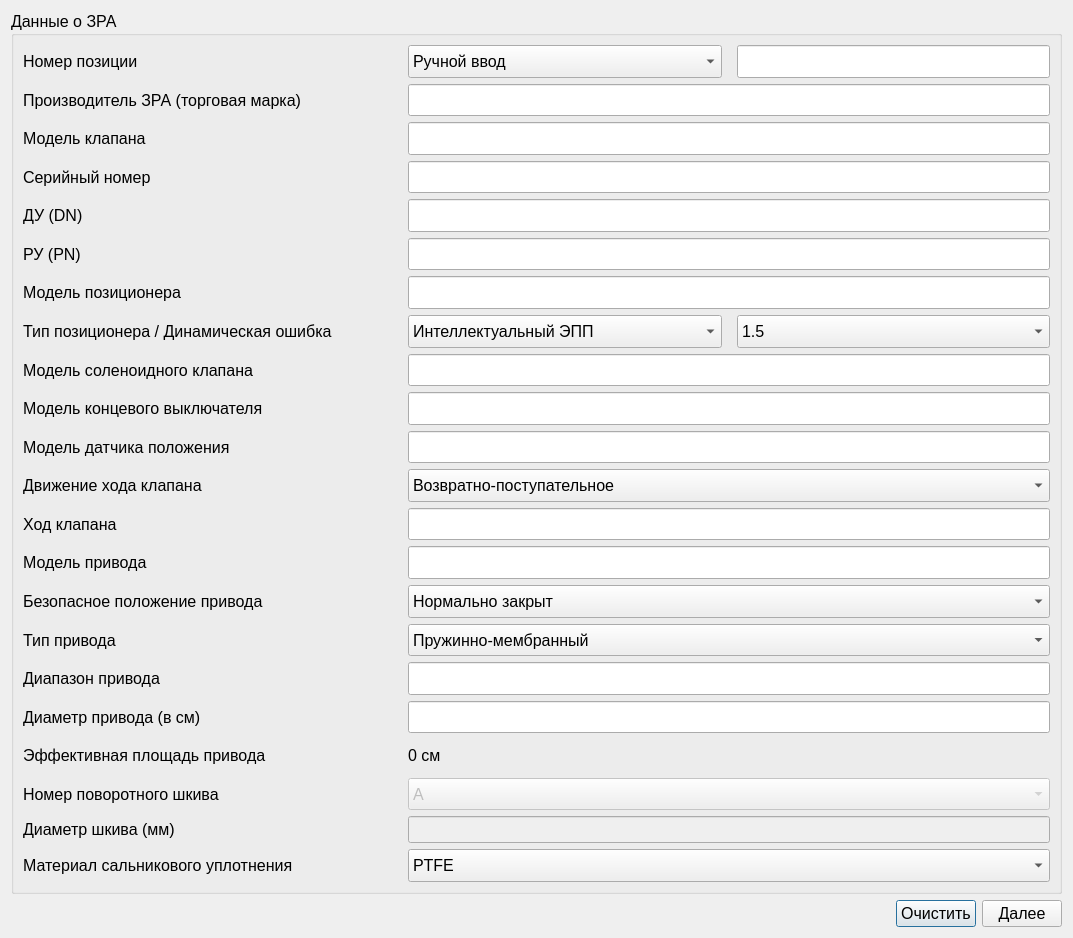
Rekvim/MpiSki, file ValveWindow.ui: the form before one commit.
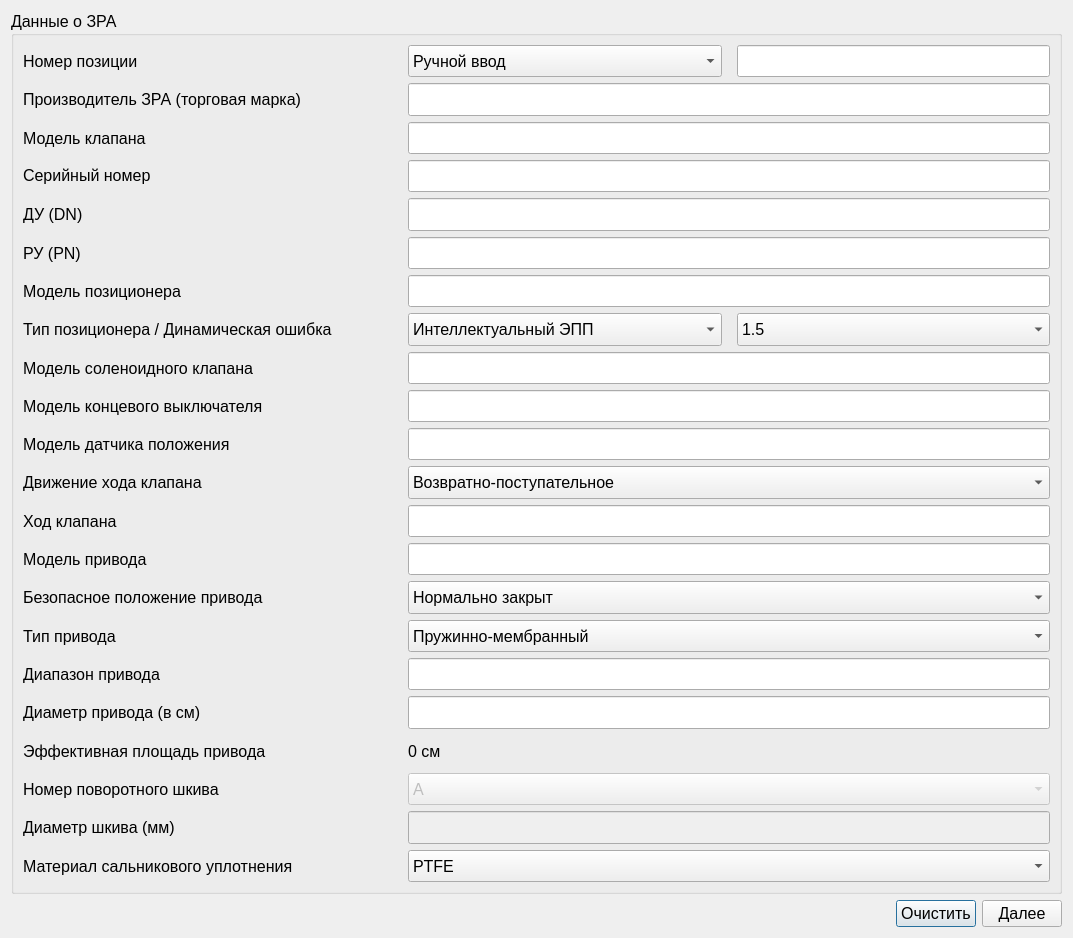
The form after the commit.

```diff
--- a/ValveWindow.ui
+++ b/ValveWindow.ui
@@ -44,10 +44,29 @@
      </property>
      <layout class="QVBoxLayout" name="verticalLayout">
       <item>
+       <widget class="QWidget" name="widget_positionNumber" native="true">
+        <property name="sizePolicy">
+         <sizepolicy hsizetype="Preferred" vsizetype="Preferred">
+          <horstretch>0</horstretch>
+          <verstretch>0</verstretch>
+         </sizepolicy>
+        </property>
        <layout class="QHBoxLayout" name="horizontalLayout_positionNumber">
         <property name="spacing">
          <number>15</number>
         </property>
+         <property name="leftMargin">
+          <number>0</number>
+         </property>
+         <property name="topMargin">
+          <number>0</number>
+         </property>
+         <property name="rightMargin">
+          <number>0</number>
+         </property>
+         <property name="bottomMargin">
+          <number>0</number>
+         </property>
         <item>
          <widget class="QLabel" name="label_positionNumber">
           <property name="sizePolicy">
@@ -123,12 +142,32 @@
          </widget>
         </item>
        </layout>
+       </widget>
       </item>
       <item>
+       <widget class="QWidget" name="widget_manufacturer" native="true">
+        <property name="sizePolicy">
+         <sizepolicy hsizetype="Preferred" vsizetype="Preferred">
+          <horstretch>0</horstretch>
+          <verstretch>0</verstretch>
+         </sizepolicy>
+        </property>
        <layout class="QHBoxLayout" name="horizontalLayout_manufacturer">
         <property name="spacing">
          <number>15</number>
         </property>
+         <property name="leftMargin">
+          <number>0</number>
+         </property>
+         <property name="topMargin">
+          <number>0</number>
+         </property>
+         <property name="rightMargin">
+          <number>0</number>
+         </property>
+         <property name="bottomMargin">
+          <number>0</number>
+         </property>
         <item>
          <widget class="QLabel" name="label_manufacturer">
           <property name="minimumSize">
@@ -177,12 +216,32 @@
          </widget>
         </item>
        </layout>
+       </widget>
       </item>
       <item>
+       <widget class="QWidget" name="widget_valveModel" native="true">
+        <property name="sizePolicy">
+         <sizepolicy hsizetype="Preferred" vsizetype="Preferred">
+          <horstretch>0</horstretch>
+          <verstretch>0</verstretch>
+         </sizepolicy>
+        </property>
        <layout class="QHBoxLayout" name="horizontalLayout_valveModel">
         <property name="spacing">
          <number>15</number>
         </property>
+         <property name="leftMargin">
+          <number>0</number>
+         </property>
+         <property name="topMargin">
+          <number>0</number>
+         </property>
+         <property name="rightMargin">
+          <number>0</number>
+         </property>
+         <property name="bottomMargin">
+          <number>0</number>
+         </property>
         <item>
          <widget class="QLabel" name="label_valveModel">
           <property name="sizePolicy">
@@ -237,16 +296,36 @@
          </widget>
         </item>
        </layout>
+       </widget>
       </item>
       <item>
+       <widget class="QWidget" name="widget_serialNumber" native="true">
+        <property name="sizePolicy">
+         <sizepolicy hsizetype="Preferred" vsizetype="Preferred">
+          <horstretch>0</horstretch>
+          <verstretch>0</verstretch>
+         </sizepolicy>
+        </property>
        <layout class="QHBoxLayout" name="horizontalLayout_serialNumber">
         <property name="spacing">
          <number>15</number>
         </property>
+         <property name="leftMargin">
+          <number>0</number>
+         </property>
+         <property name="topMargin">
+          <number>0</number>
+         </property>
+         <property name="rightMargin">
+          <number>0</number>
+         </property>
+         <property name="bottomMargin">
+          <number>0</number>
+         </property>
         <item>
          <widget class="QLabel" name="label_serialNumber">
           <property name="sizePolicy">
-           <sizepolicy hsizetype="Preferred" vsizetype="Preferred">
+            <sizepolicy hsizetype="Preferred" vsizetype="Maximum">
             <horstretch>0</horstretch>
             <verstretch>0</verstretch>
            </sizepolicy>
@@ -297,12 +376,32 @@
          </widget>
         </item>
        </layout>
+       </widget>
       </item>
       <item>
+       <widget class="QWidget" name="widget_DN" native="true">
+        <property name="sizePolicy">
+         <sizepolicy hsizetype="Preferred" vsizetype="Preferred">
+          <horstretch>0</horstretch>
+          <verstretch>0</verstretch>
+         </sizepolicy>
+        </property>
        <layout class="QHBoxLayout" name="horizontalLayout_DN">
         <property name="spacing">
          <number>15</number>
         </property>
+         <property name="leftMargin">
+          <number>0</number>
+         </property>
+         <property name="topMargin">
+          <number>0</number>
+         </property>
+         <property name="rightMargin">
+          <number>0</number>
+         </property>
+         <property name="bottomMargin">
+          <number>0</number>
+         </property>
         <item>
          <widget class="QLabel" name="label_DN">
           <property name="sizePolicy">
@@ -357,12 +456,32 @@
          </widget>
         </item>
        </layout>
+       </widget>
       </item>
       <item>
+       <widget class="QWidget" name="widget_PN" native="true">
+        <property name="sizePolicy">
+         <sizepolicy hsizetype="Preferred" vsizetype="Preferred">
+          <horstretch>0</horstretch>
+          <verstretch>0</verstretch>
+         </sizepolicy>
+        </property>
        <layout class="QHBoxLayout" name="horizontalLayout_PN">
         <property name="spacing">
          <number>15</number>
         </property>
+         <property name="leftMargin">
+          <number>0</number>
+         </property>
+         <property name="topMargin">
+          <number>0</number>
+         </property>
+         <property name="rightMargin">
+          <number>0</number>
+         </property>
+         <property name="bottomMargin">
+          <number>0</number>
+         </property>
         <item>
          <widget class="QLabel" name="label_PN">
           <property name="sizePolicy">
@@ -417,12 +536,32 @@
          </widget>
         </item>
        </layout>
+       </widget>
       </item>
       <item>
+       <widget class="QWidget" name="widget_positionerModel" native="true">
+        <property name="sizePolicy">
+         <sizepolicy hsizetype="Preferred" vsizetype="Preferred">
+          <horstretch>0</horstretch>
+          <verstretch>0</verstretch>
+         </sizepolicy>
+        </property>
        <layout class="QHBoxLayout" name="horizontalLayout_positionerModel">
         <property name="spacing">
          <number>15</number>
         </property>
+         <property name="leftMargin">
+          <number>0</number>
+         </property>
+         <property name="topMargin">
+          <number>0</number>
+         </property>
+         <property name="rightMargin">
+          <number>0</number>
+         </property>
+         <property name="bottomMargin">
+          <number>0</number>
+         </property>
         <item>
          <widget class="QLabel" name="label_positionerModel">
           <property name="sizePolicy">
@@ -477,14 +616,34 @@
          </widget>
         </item>
        </layout>
+       </widget>
       </item>
       <item>
-       <layout class="QHBoxLayout" name="horizontalLayout_dinamicError">
+       <widget class="QWidget" name="widget_dinamicError_positionerType" native="true">
+        <property name="sizePolicy">
+         <sizepolicy hsizetype="Preferred" vsizetype="Preferred">
+          <horstretch>0</horstretch>
+          <verstretch>0</verstretch>
+         </sizepolicy>
+        </property>
+        <layout class="QHBoxLayout" name="horizontalLayout_dinamicError_positionerType">
         <property name="spacing">
          <number>15</number>
         </property>
+         <property name="leftMargin">
+          <number>0</number>
+         </property>
+         <property name="topMargin">
+          <number>0</number>
+         </property>
+         <property name="rightMargin">
+          <number>0</number>
+         </property>
+         <property name="bottomMargin">
+          <number>0</number>
+         </property>
         <item>
-         <widget class="QLabel" name="label_dinamicError">
+          <widget class="QLabel" name="label_dinamicError_positionerType">
           <property name="sizePolicy">
            <sizepolicy hsizetype="Expanding" vsizetype="Preferred">
             <horstretch>0</horstretch>
@@ -572,12 +731,32 @@
          </widget>
         </item>
        </layout>
+       </widget>
       </item>
       <item>
+       <widget class="QWidget" name="widget_solenoidValveModel" native="true">
+        <property name="sizePolicy">
+         <sizepolicy hsizetype="Preferred" vsizetype="Preferred">
+          <horstretch>0</horstretch>
+          <verstretch>0</verstretch>
+         </sizepolicy>
+        </property>
        <layout class="QHBoxLayout" name="horizontalLayout_solenoidValveModel">
         <property name="spacing">
          <number>15</number>
         </property>
+         <property name="leftMargin">
+          <number>0</number>
+         </property>
+         <property name="topMargin">
+          <number>0</number>
+         </property>
+         <property name="rightMargin">
+          <number>0</number>
+         </property>
+         <property name="bottomMargin">
+          <number>0</number>
+         </property>
         <item>
          <widget class="QLabel" name="label_solenoidValveModel">
           <property name="sizePolicy">
@@ -632,12 +811,32 @@
          </widget>
         </item>
        </layout>
+       </widget>
       </item>
       <item>
+       <widget class="QWidget" name="widget_limitSwitchModel" native="true">
+        <property name="sizePolicy">
+         <sizepolicy hsizetype="Preferred" vsizetype="Preferred">
+          <horstretch>0</horstretch>
+          <verstretch>0</verstretch>
+         </sizepolicy>
+        </property>
        <layout class="QHBoxLayout" name="horizontalLayout_limitSwitchModel">
         <property name="spacing">
          <number>15</number>
         </property>
+         <property name="leftMargin">
+          <number>0</number>
+         </property>
+         <property name="topMargin">
+          <number>0</number>
+         </property>
+         <property name="rightMargin">
+          <number>0</number>
+         </property>
+         <property name="bottomMargin">
+          <number>0</number>
+         </property>
         <item>
          <widget class="QLabel" name="label_limitSwitchModel">
           <property name="sizePolicy">
@@ -692,12 +891,32 @@
          </widget>
         </item>
        </layout>
+       </widget>
       </item>
       <item>
+       <widget class="QWidget" name="widget_positionSensorModel" native="true">
+        <property name="sizePolicy">
+         <sizepolicy hsizetype="Preferred" vsizetype="Preferred">
+          <horstretch>0</horstretch>
+          <verstretch>0</verstretch>
+         </sizepolicy>
+        </property>
        <layout class="QHBoxLayout" name="horizontalLayout_positionSensorModel">
         <property name="spacing">
          <number>15</number>
         </property>
+         <property name="leftMargin">
+          <number>0</number>
+         </property>
+         <property name="topMargin">
+          <number>0</number>
+         </property>
+         <property name="rightMargin">
+          <number>0</number>
+         </property>
+         <property name="bottomMargin">
+          <number>0</number>
+         </property>
         <item>
          <widget class="QLabel" name="label_positionSensorModel">
           <property name="sizePolicy">
@@ -752,12 +971,32 @@
          </widget>
         </item>
        </layout>
+       </widget>
       </item>
       <item>
+       <widget class="QWidget" name="widget_strokeMovement" native="true">
+        <property name="sizePolicy">
+         <sizepolicy hsizetype="Preferred" vsizetype="Preferred">
+          <horstretch>0</horstretch>
+          <verstretch>0</verstretch>
+         </sizepolicy>
+        </property>
        <layout class="QHBoxLayout" name="horizontalLayout_strokeMovement">
         <property name="spacing">
          <number>15</number>
         </property>
+         <property name="leftMargin">
+          <number>0</number>
+         </property>
+         <property name="topMargin">
+          <number>0</number>
+         </property>
+         <property name="rightMargin">
+          <number>0</number>
+         </property>
+         <property name="bottomMargin">
+          <number>0</number>
+         </property>
         <item>
          <widget class="QLabel" name="label_strokeMovement">
           <property name="sizePolicy">
@@ -822,12 +1061,32 @@
          </widget>
         </item>
        </layout>
+       </widget>
       </item>
       <item>
+       <widget class="QWidget" name="widget_valveStroke" native="true">
+        <property name="sizePolicy">
+         <sizepolicy hsizetype="Preferred" vsizetype="Preferred">
+          <horstretch>0</horstretch>
+          <verstretch>0</verstretch>
+         </sizepolicy>
+        </property>
        <layout class="QHBoxLayout" name="horizontalLayout_valveStroke">
         <property name="spacing">
          <number>15</number>
         </property>
+         <property name="leftMargin">
+          <number>0</number>
+         </property>
+         <property name="topMargin">
+          <number>0</number>
+         </property>
+         <property name="rightMargin">
+          <number>0</number>
+         </property>
+         <property name="bottomMargin">
+          <number>0</number>
+         </property>
         <item>
          <widget class="QLabel" name="label_valveStroke">
           <property name="sizePolicy">
@@ -882,14 +1141,34 @@
          </widget>
         </item>
        </layout>
+       </widget>
       </item>
       <item>
-       <layout class="QHBoxLayout" name="horizontalLayout_modelDrive">
+       <widget class="QWidget" name="widget_driveModel" native="true">
+        <property name="sizePolicy">
+         <sizepolicy hsizetype="Preferred" vsizetype="Preferred">
+          <horstretch>0</horstretch>
+          <verstretch>0</verstretch>
+         </sizepolicy>
+        </property>
+        <layout class="QHBoxLayout" name="horizontalLayout_driveModel">
         <property name="spacing">
          <number>15</number>
         </property>
+         <property name="leftMargin">
+          <number>0</number>
+         </property>
+         <property name="topMargin">
+          <number>0</number>
+         </property>
+         <property name="rightMargin">
+          <number>0</number>
+         </property>
+         <property name="bottomMargin">
+          <number>0</number>
+         </property>
         <item>
-         <widget class="QLabel" name="label_modelDrive">
+          <widget class="QLabel" name="label_driveModel">
           <property name="sizePolicy">
            <sizepolicy hsizetype="Preferred" vsizetype="Preferred">
             <horstretch>0</horstretch>
@@ -942,12 +1221,32 @@
          </widget>
         </item>
        </layout>
+       </widget>
       </item>
       <item>
+       <widget class="QWidget" name="widget_safePosition" native="true">
+        <property name="sizePolicy">
+         <sizepolicy hsizetype="Preferred" vsizetype="Preferred">
+          <horstretch>0</horstretch>
+          <verstretch>0</verstretch>
+         </sizepolicy>
+        </property>
        <layout class="QHBoxLayout" name="horizontalLayout_safePosition">
         <property name="spacing">
          <number>15</number>
         </property>
+         <property name="leftMargin">
+          <number>0</number>
+         </property>
+         <property name="topMargin">
+          <number>0</number>
+         </property>
+         <property name="rightMargin">
+          <number>0</number>
+         </property>
+         <property name="bottomMargin">
+          <number>0</number>
+         </property>
         <item>
          <widget class="QLabel" name="label_safePosition">
           <property name="sizePolicy">
@@ -1012,14 +1311,34 @@
          </widget>
         </item>
        </layout>
+       </widget>
       </item>
       <item>
-       <layout class="QHBoxLayout" name="horizontalLayout_typeDrive">
+       <widget class="QWidget" name="widget_driveType" native="true">
+        <property name="sizePolicy">
+         <sizepolicy hsizetype="Preferred" vsizetype="Preferred">
+          <horstretch>0</horstretch>
+          <verstretch>0</verstretch>
+         </sizepolicy>
+        </property>
+        <layout class="QHBoxLayout" name="horizontalLayout_driveType">
         <property name="spacing">
          <number>15</number>
         </property>
+         <property name="leftMargin">
+          <number>0</number>
+         </property>
+         <property name="topMargin">
+          <number>0</number>
+         </property>
+         <property name="rightMargin">
+          <number>0</number>
+         </property>
+         <property name="bottomMargin">
+          <number>0</number>
+         </property>
         <item>
-         <widget class="QLabel" name="label_typeDrive">
+          <widget class="QLabel" name="label_driveType">
           <property name="sizePolicy">
            <sizepolicy hsizetype="Preferred" vsizetype="Preferred">
             <horstretch>0</horstretch>
@@ -1082,14 +1401,34 @@
          </widget>
         </item>
        </layout>
+       </widget>
       </item>
       <item>
-       <layout class="QHBoxLayout" name="horizontalLayout_rangeDrive">
+       <widget class="QWidget" name="widget_driveRange" native="true">
+        <property name="sizePolicy">
+         <sizepolicy hsizetype="Preferred" vsizetype="Preferred">
+          <horstretch>0</horstretch>
+          <verstretch>0</verstretch>
+         </sizepolicy>
+        </property>
+        <layout class="QHBoxLayout" name="horizontalLayout_driveRange">
         <property name="spacing">
          <number>15</number>
         </property>
+         <property name="leftMargin">
+          <number>0</number>
+         </property>
+         <property name="topMargin">
+          <number>0</number>
+         </property>
+         <property name="rightMargin">
+          <number>0</number>
+         </property>
+         <property name="bottomMargin">
+          <number>0</number>
+         </property>
         <item>
-         <widget class="QLabel" name="label_rangeDrive">
+          <widget class="QLabel" name="label_driveRange">
           <property name="sizePolicy">
            <sizepolicy hsizetype="Preferred" vsizetype="Preferred">
             <horstretch>0</horstretch>
@@ -1142,14 +1481,34 @@
          </widget>
         </item>
        </layout>
+       </widget>
       </item>
       <item>
-       <layout class="QHBoxLayout" name="horizontalLayout_diameterDrive">
+       <widget class="QWidget" name="widget_driveDiameter" native="true">
+        <property name="sizePolicy">
+         <sizepolicy hsizetype="Preferred" vsizetype="Preferred">
+          <horstretch>0</horstretch>
+          <verstretch>0</verstretch>
+         </sizepolicy>
+        </property>
+        <layout class="QHBoxLayout" name="horizontalLayout_driveDiameter">
         <property name="spacing">
          <number>15</number>
         </property>
+         <property name="leftMargin">
+          <number>0</number>
+         </property>
+         <property name="topMargin">
+          <number>0</number>
+         </property>
+         <property name="rightMargin">
+          <number>0</number>
+         </property>
+         <property name="bottomMargin">
+          <number>0</number>
+         </property>
         <item>
-         <widget class="QLabel" name="label_diameterDrive">
+          <widget class="QLabel" name="label_driveDiameter">
           <property name="sizePolicy">
            <sizepolicy hsizetype="Preferred" vsizetype="Preferred">
             <horstretch>0</horstretch>
@@ -1196,12 +1555,32 @@
          </widget>
         </item>
        </layout>
+       </widget>
       </item>
       <item>
-       <layout class="QHBoxLayout" name="horizontalLayout_square">
+       <widget class="QWidget" name="widget_valueSquare" native="true">
+        <property name="sizePolicy">
+         <sizepolicy hsizetype="Preferred" vsizetype="Preferred">
+          <horstretch>0</horstretch>
+          <verstretch>0</verstretch>
+         </sizepolicy>
+        </property>
+        <layout class="QHBoxLayout" name="horizontalLayout_valueSquare">
         <property name="spacing">
          <number>15</number>
         </property>
+         <property name="leftMargin">
+          <number>0</number>
+         </property>
+         <property name="topMargin">
+          <number>0</number>
+         </property>
+         <property name="rightMargin">
+          <number>0</number>
+         </property>
+         <property name="bottomMargin">
+          <number>0</number>
+         </property>
         <item>
          <widget class="QLabel" name="label_square">
           <property name="sizePolicy">
@@ -1259,12 +1638,32 @@
          </widget>
         </item>
        </layout>
+       </widget>
       </item>
       <item>
+       <widget class="QWidget" name="widget_toolNumber" native="true">
+        <property name="sizePolicy">
+         <sizepolicy hsizetype="Preferred" vsizetype="Preferred">
+          <horstretch>0</horstretch>
+          <verstretch>0</verstretch>
+         </sizepolicy>
+        </property>
        <layout class="QHBoxLayout" name="horizontalLayout_toolNumber">
         <property name="spacing">
          <number>15</number>
         </property>
+         <property name="leftMargin">
+          <number>0</number>
+         </property>
+         <property name="topMargin">
+          <number>0</number>
+         </property>
+         <property name="rightMargin">
+          <number>0</number>
+         </property>
+         <property name="bottomMargin">
+          <number>0</number>
+         </property>
         <item>
          <widget class="QLabel" name="label_toolNumber">
           <property name="sizePolicy">
@@ -1347,14 +1746,34 @@
          </widget>
         </item>
        </layout>
+       </widget>
       </item>
       <item>
-       <layout class="QHBoxLayout" name="horizontalLayout_diameterPulley">
+       <widget class="QWidget" name="widget_pulleyDiameter" native="true">
+        <property name="sizePolicy">
+         <sizepolicy hsizetype="Preferred" vsizetype="Preferred">
+          <horstretch>0</horstretch>
+          <verstretch>0</verstretch>
+         </sizepolicy>
+        </property>
+        <layout class="QHBoxLayout" name="horizontalLayout_pulleyDiameter">
         <property name="spacing">
          <number>15</number>
         </property>
+         <property name="leftMargin">
+          <number>0</number>
+         </property>
+         <property name="topMargin">
+          <number>0</number>
+         </property>
+         <property name="rightMargin">
+          <number>0</number>
+         </property>
+         <property name="bottomMargin">
+          <number>0</number>
+         </property>
         <item>
-         <widget class="QLabel" name="label_diameterPulley">
+          <widget class="QLabel" name="label_pulleyDiameter">
           <property name="sizePolicy">
            <sizepolicy hsizetype="Preferred" vsizetype="Preferred">
             <horstretch>0</horstretch>
@@ -1385,10 +1804,16 @@
          </widget>
         </item>
         <item>
-         <widget class="QLineEdit" name="lineEdit_diameterPulley">
+          <widget class="QLineEdit" name="lineEdit_pulleyDiameter">
           <property name="enabled">
            <bool>false</bool>
           </property>
+           <property name="sizePolicy">
+            <sizepolicy hsizetype="Expanding" vsizetype="Preferred">
+             <horstretch>0</horstretch>
+             <verstretch>0</verstretch>
+            </sizepolicy>
+           </property>
           <property name="font">
            <font>
             <family>Segoe UI</family>
@@ -1398,12 +1823,32 @@
          </widget>
         </item>
        </layout>
+       </widget>
       </item>
       <item>
+       <widget class="QWidget" name="widget_materialStuffingBoxSeal" native="true">
+        <property name="sizePolicy">
+         <sizepolicy hsizetype="Preferred" vsizetype="Preferred">
+          <horstretch>0</horstretch>
+          <verstretch>0</verstretch>
+         </sizepolicy>
+        </property>
        <layout class="QHBoxLayout" name="horizontalLayout_materialStuffingBoxSeal">
         <property name="spacing">
          <number>15</number>
         </property>
+         <property name="leftMargin">
+          <number>0</number>
+         </property>
+         <property name="topMargin">
+          <number>0</number>
+         </property>
+         <property name="rightMargin">
+          <number>0</number>
+         </property>
+         <property name="bottomMargin">
+          <number>0</number>
+         </property>
         <item>
          <widget class="QLabel" name="label_materialStuffingBoxSeal">
           <property name="sizePolicy">
@@ -1462,6 +1907,7 @@
          </widget>
         </item>
        </layout>
+       </widget>
       </item>
      </layout>
     </widget>
```
Lines whose indentation alone changed are shown as unchanged.
